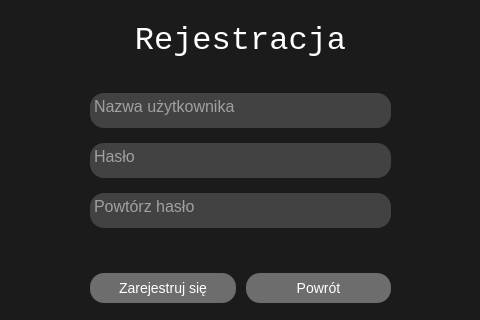
Above: InitialScreen/initialscreen.ui from danielbednarz/betting-app before the change; both pictures show x 160 to 640 and y 132 to 452 of the 800 by 600 pixel window. Below: the same form after it.
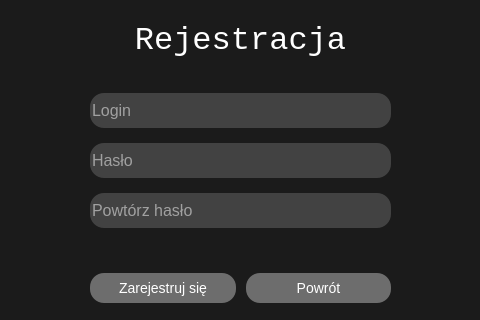
That is the form after the change. The open tabs and pages were chosen to show the change.

Patch:
```diff
--- a/InitialScreen/initialscreen.ui
+++ b/InitialScreen/initialscreen.ui
@@ -1416,72 +1416,66 @@
            </widget>
           </item>
           <item>
-           <widget class="QTextEdit" name="loginToRegisterField">
+           <widget class="QLineEdit" name="registerPageLoginInputField">
             <property name="minimumSize">
              <size>
               <width>0</width>
               <height>35</height>
              </size>
             </property>
-            <property name="maximumSize">
-             <size>
-              <width>16777215</width>
-              <height>35</height>
-             </size>
-            </property>
             <property name="styleSheet">
              <string notr="true">* {
 	background-color: #424242;
 }</string>
             </property>
             <property name="placeholderText">
-             <string>Nazwa użytkownika</string>
+             <string>Login</string>
             </property>
            </widget>
           </item>
           <item>
-           <widget class="QTextEdit" name="passwordToRegisterField">
+           <widget class="QLineEdit" name="registerPagePasswordInputField">
             <property name="minimumSize">
              <size>
               <width>0</width>
               <height>35</height>
              </size>
             </property>
-            <property name="maximumSize">
-             <size>
-              <width>16777215</width>
-              <height>35</height>
-             </size>
-            </property>
             <property name="styleSheet">
              <string notr="true">* {
 	background-color: #424242;
 }</string>
             </property>
+            <property name="maxLength">
+             <number>64</number>
+            </property>
+            <property name="echoMode">
+             <enum>QLineEdit::Password</enum>
+            </property>
             <property name="placeholderText">
              <string>Hasło</string>
             </property>
            </widget>
           </item>
           <item>
-           <widget class="QTextEdit" name="confirmPasswordToRegisterField">
+           <widget class="QLineEdit" name="registerPageConfirmPasswordInputField">
             <property name="minimumSize">
              <size>
               <width>0</width>
               <height>35</height>
              </size>
             </property>
-            <property name="maximumSize">
-             <size>
-              <width>16777215</width>
-              <height>35</height>
-             </size>
-            </property>
             <property name="styleSheet">
              <string notr="true">* {
 	background-color: #424242;
 }</string>
             </property>
+            <property name="maxLength">
+             <number>64</number>
+            </property>
+            <property name="echoMode">
+             <enum>QLineEdit::Password</enum>
+            </property>
             <property name="placeholderText">
              <string>Powtórz hasło</string>
             </property>
```
Left out of the diff: 40 changed lines with no effect on the pictures.
